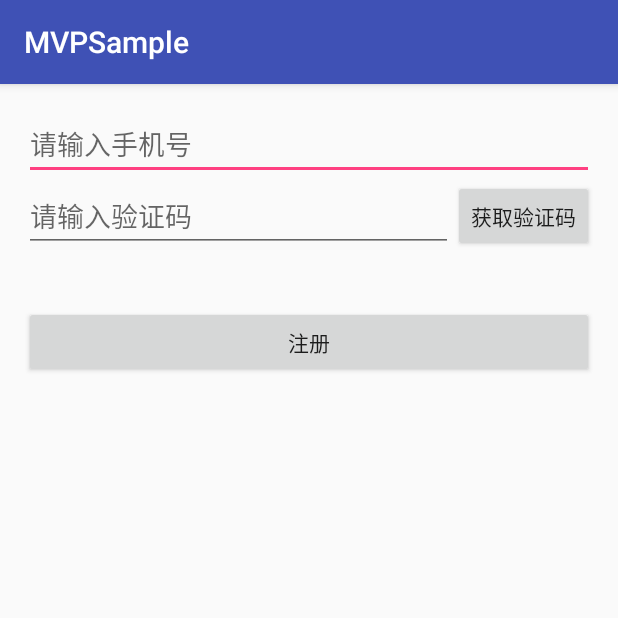
After one commit to OliverY/MVPSample, an Android app: the RegisterActivity screen opened directly, with no data from a screen before it, on a phone screen of 412 x 824 dp, the top half of it. The commit adds this screen. Run offline under Robolectric (Android 15) with nearby library versions, the phone set to English and light mode, and no system bars.

Commit message:
7.注册界面的基本MVP逻辑 还缺 1.获取验证码按钮逻辑 2.注册按钮逻辑 3.注册成后跳转到主界面自动登录 4.获取验证码按钮倒计时

```diff
--- a/app/src/main/AndroidManifest.xml
+++ b/app/src/main/AndroidManifest.xml
@@ -15,6 +15,7 @@
                 <category android:name="android.intent.category.LAUNCHER"/>
             </intent-filter>
         </activity>
+        <activity android:name=".register.RegisterActivity"/>
     </application>
 
 </manifest>
--- /dev/null
+++ b/app/src/main/java/com/yxj/mvpsample/register/IRegisterModel.java
@@ -0,0 +1,24 @@
+package com.yxj.mvpsample.register;
+
+import com.yxj.mvpsample.bean.ResultBean;
+
+/**
+ * Created by yxj on 17/1/3.
+ */
+
+public interface IRegisterModel {
+
+    interface SendVerifyCallback {
+        void succeed(ResultBean result);
+        void failed(ResultBean result);
+    }
+
+    interface RegisterCallback{
+        void succeed(ResultBean result);
+        void failed(ResultBean result);
+    }
+
+    void sendVerify(SendVerifyCallback callback);
+
+    void register(String phone,String verify,RegisterCallback callback);
+}
--- /dev/null
+++ b/app/src/main/java/com/yxj/mvpsample/register/IRegisterPrestener.java
@@ -0,0 +1,12 @@
+package com.yxj.mvpsample.register;
+
+/**
+ * Created by yxj on 17/1/3.
+ */
+
+public interface IRegisterPrestener {
+
+    void sendVerify();
+
+    void register(String phone,String verify);
+}
--- /dev/null
+++ b/app/src/main/java/com/yxj/mvpsample/register/IRegisterView.java
@@ -0,0 +1,26 @@
+package com.yxj.mvpsample.register;
+
+import com.yxj.mvpsample.bean.ResultBean;
+
+/**
+ * Created by yxj on 17/1/3.
+ */
+
+public interface IRegisterView {
+
+    void sendVerify();
+
+    void register(String phone,String verify);
+
+    void getVerifySucceed(String result);
+
+    void getVerifyFailed(String result);
+
+    void registerSuccess(ResultBean result);
+
+    void registerFailed(ResultBean result);
+
+    void showProgress();
+
+    void dismissProgress();
+}
--- /dev/null
+++ b/app/src/main/java/com/yxj/mvpsample/register/RegisterActivity.java
@@ -0,0 +1,110 @@
+package com.yxj.mvpsample.register;
+
+import android.content.Context;
+import android.content.Intent;
+import android.os.Bundle;
+import android.support.annotation.Nullable;
+import android.support.v7.app.AppCompatActivity;
+import android.text.TextUtils;
+import android.view.View;
+import android.widget.Button;
+import android.widget.EditText;
+import android.widget.ProgressBar;
+import android.widget.Toast;
+
+import com.yxj.mvpsample.R;
+import com.yxj.mvpsample.bean.ResultBean;
+
+/**
+ * Created by yxj on 17/1/3.
+ */
+
+public class RegisterActivity extends AppCompatActivity implements IRegisterView,View.OnClickListener{
+
+    private EditText etPhone;
+    private EditText etVerify;
+    private Button btnVerify;
+    private Button btnRegister;
+    private ProgressBar progress;
+
+    private IRegisterPrestener presenter;
+
+    public static Intent newIntent(Context context){
+        Intent intent = new Intent(context,RegisterActivity.class);
+        return intent;
+    }
+
+    @Override
+    protected void onCreate(@Nullable Bundle savedInstanceState) {
+        super.onCreate(savedInstanceState);
+        setContentView(R.layout.activity_register);
+
+        etPhone = (EditText) findViewById(R.id.etPhone);
+        etVerify = (EditText) findViewById(R.id.etVerify);
+        btnVerify = (Button) findViewById(R.id.btnVerify);
+        btnRegister = (Button) findViewById(R.id.btnRegister);
+        progress = (ProgressBar) findViewById(R.id.progress);
+
+        btnVerify.setOnClickListener(this);
+        btnRegister.setOnClickListener(this);
+
+        presenter = new RegisterPresenterImpl(this);
+    }
+
+    @Override
+    public void sendVerify() {
+        presenter.sendVerify();
+    }
+
+    @Override
+    public void register(String phone, String verify) {
+        presenter.register(phone,verify);
+    }
+
+    @Override
+    public void getVerifySucceed(String result) {
+        etVerify.setText(result);
+    }
+
+    @Override
+    public void getVerifyFailed(String result) {
+        Toast.makeText(this,result,Toast.LENGTH_SHORT).show();
+    }
+
+    @Override
+    public void registerSuccess(ResultBean result) {
+        // 回到登录页
+        finish();
+    }
+
+    @Override
+    public void registerFailed(ResultBean result) {
+        Toast.makeText(this,result.getMsg(),Toast.LENGTH_SHORT).show();
+    }
+
+    @Override
+    public void showProgress() {
+        progress.setVisibility(View.VISIBLE);
+    }
+
+    @Override
+    public void dismissProgress() {
+        progress.setVisibility(View.GONE);
+    }
+
+    @Override
+    public void onClick(View v) {
+        switch (v.getId()){
+            case R.id.btnVerify:
+                sendVerify();
+                break;
+            case R.id.btnRegister:
+                if(TextUtils.isEmpty(etPhone.getText()) || TextUtils.isEmpty(etVerify.getText())){
+                    Toast.makeText(this,R.string.register_input_phone_and_verify,Toast.LENGTH_SHORT).show();
+                    return;
+                }
+                register(etPhone.getText().toString(),etVerify.getText().toString());
+                break;
+        }
+    }
+}
--- /dev/null
+++ b/app/src/main/java/com/yxj/mvpsample/register/RegisterModelImpl.java
@@ -0,0 +1,62 @@
+package com.yxj.mvpsample.register;
+
+import android.os.Handler;
+import android.util.Log;
+
+import com.yxj.mvpsample.bean.ResultBean;
+
+import org.json.JSONException;
+import org.json.JSONObject;
+
+/**
+ * Created by yxj on 17/1/3.
+ */
+
+public class RegisterModelImpl implements IRegisterModel {
+
+    private JSONObject sendVerifySucceedJson = null;
+    private ResultBean sendVerifySucceed;
+    private ResultBean registerSucceed;
+    private ResultBean registerFailed;
+
+    public RegisterModelImpl() {
+        try {
+            sendVerifySucceedJson = new JSONObject("{'verify':'123'}");
+            sendVerifySucceed = new ResultBean(0, "发送成功", sendVerifySucceedJson);
+            registerSucceed = new ResultBean(0, "注册成功", null);
+            registerFailed = new ResultBean(0, "注册失败", null);
+        } catch (JSONException e) {
+            e.printStackTrace();
+        }
+    }
+
+    @Override
+    public void sendVerify(final SendVerifyCallback callback) {
+        new Handler().postDelayed(new Runnable() {
+            @Override
+            public void run() {
+                if (true) {
+                    callback.succeed(sendVerifySucceed);
+                } else {
+
+                }
+            }
+        }, 2000);
+    }
+
+    @Override
+    public void register(final String phone, final String verify, final RegisterCallback callback) {
+        new Handler().postDelayed(new Runnable() {
+            @Override
+            public void run() {
+                if ("yxj".equals(phone) && "123".equals(verify)) {
+                    callback.succeed(registerSucceed);
+                    Log.i("yxj",Thread.currentThread().getName());
+                } else {
+                    callback.failed(registerFailed);
+                }
+            }
+        }, 2000);
+    }
+
+}
--- /dev/null
+++ b/app/src/main/res/layout/activity_register.xml
@@ -0,0 +1,48 @@
+<?xml version="1.0" encoding="utf-8"?>
+<RelativeLayout xmlns:android="http://schemas.android.com/apk/res/android"
+                android:layout_width="match_parent"
+                android:layout_height="match_parent"
+                android:paddingBottom="@dimen/activity_vertical_margin"
+                android:paddingLeft="@dimen/activity_horizontal_margin"
+                android:paddingRight="@dimen/activity_horizontal_margin"
+                android:paddingTop="@dimen/activity_vertical_margin">
+
+    <EditText
+        android:id="@+id/etPhone"
+        android:layout_width="match_parent"
+        android:layout_height="wrap_content"
+        android:hint="@string/register_input_phone_num"/>
+
+    <Button
+        android:id="@+id/btnVerify"
+        android:layout_width="wrap_content"
+        android:layout_height="wrap_content"
+        android:layout_below="@+id/etPhone"
+        android:layout_alignParentRight="true"
+        android:text="@string/register_get_verify"/>
+
+    <EditText
+        android:id="@+id/etVerify"
+        android:layout_width="match_parent"
+        android:layout_height="wrap_content"
+        android:layout_below="@+id/etPhone"
+        android:layout_toLeftOf="@id/btnVerify"
+        android:hint="@string/register_input_verify_num"/>
+
+    <Button
+        android:id="@+id/btnRegister"
+        android:layout_width="match_parent"
+        android:layout_height="wrap_content"
+        android:layout_below="@id/etVerify"
+        android:layout_marginTop="36dp"
+        android:text="@string/register_register"/>
+
+    <ProgressBar
+        android:id="@+id/progress"
+        android:layout_width="wrap_content"
+        android:layout_height="wrap_content"
+        android:layout_marginTop="18dp"
+        android:layout_centerInParent="true"
+        android:visibility="gone"/>
+
+</RelativeLayout>
--- a/app/src/main/res/values/colors.xml
+++ b/app/src/main/res/values/colors.xml
@@ -3,4 +3,6 @@
     <color name="colorPrimary">#3F51B5</color>
     <color name="colorPrimaryDark">#303F9F</color>
     <color name="colorAccent">#FF4081</color>
+
+    <color name="color_red">#FF1061</color>
 </resources>
--- a/app/src/main/res/values/strings.xml
+++ b/app/src/main/res/values/strings.xml
@@ -1,10 +1,18 @@
 <resources>
     <string name="app_name">MVPSample</string>
 
-    <string name="account">账号</string>
-    <string name="password">密码</string>
-    <string name="login">登录</string>
-    <string name="login_text_error">请填写账号和密码</string>
+    <!--login界面-->
+    <string name="login_account">账号</string>
+    <string name="login_password">密码</string>
+    <string name="login_login">登录</string>
+    <string name="login_register">注册</string>
+    <string name="login_login_text_error">请填写账号和密码</string>
 
+    <!--register界面-->
+    <string name="register_input_phone_num">请输入手机号</string>
+    <string name="register_input_verify_num">请输入验证码</string>
+    <string name="register_get_verify">获取验证码</string>
+    <string name="register_register">注册</string>
+    <string name="register_input_phone_and_verify">请输入手机号及验证码</string>
 
 </resources>
```
Also changed, not shown: app/src/main/java/com/yxj/mvpsample/login/LoginActivity.java (+10 -2 lines), app/src/main/java/com/yxj/mvpsample/register/RegisterPresenterImpl.java (added, +63 -0 lines), app/src/main/res/layout/activity_login.xml (renamed from app/src/main/res/layout/activity_main.xml, +19 -7 lines).
